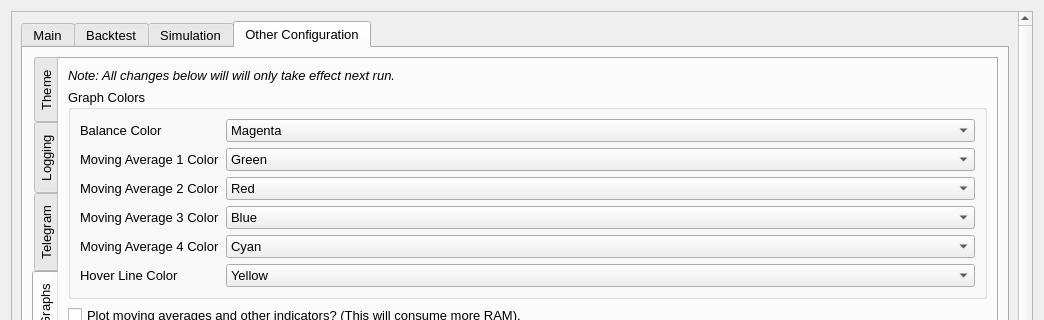
Qt form UI/configuration.ui (ZENALC/algobot) before a commit; both pictures show x 0 to 1044 and y 0 to 320 of the 1044 by 776 pixel window.
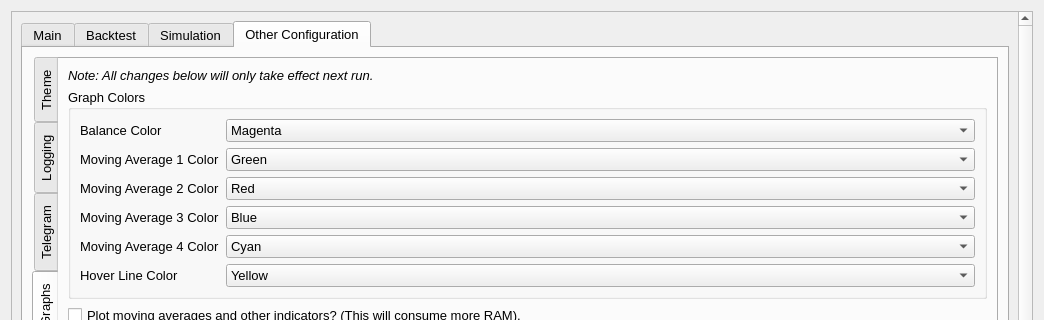
The same form after that commit. The open tabs and pages were chosen to show the change.

The edit to the form file:
```diff
--- a/UI/configuration.ui
+++ b/UI/configuration.ui
@@ -4026,7 +4026,7 @@
                   </font>
                  </property>
                  <property name="text">
-                  <string>Note: All changes below will will only take effect next run.</string>
+                  <string>Note: All changes below will only take effect next run.</string>
                  </property>
                 </widget>
                </item>
```
Left out of the diff: 2 changed lines with no effect on the pictures.
